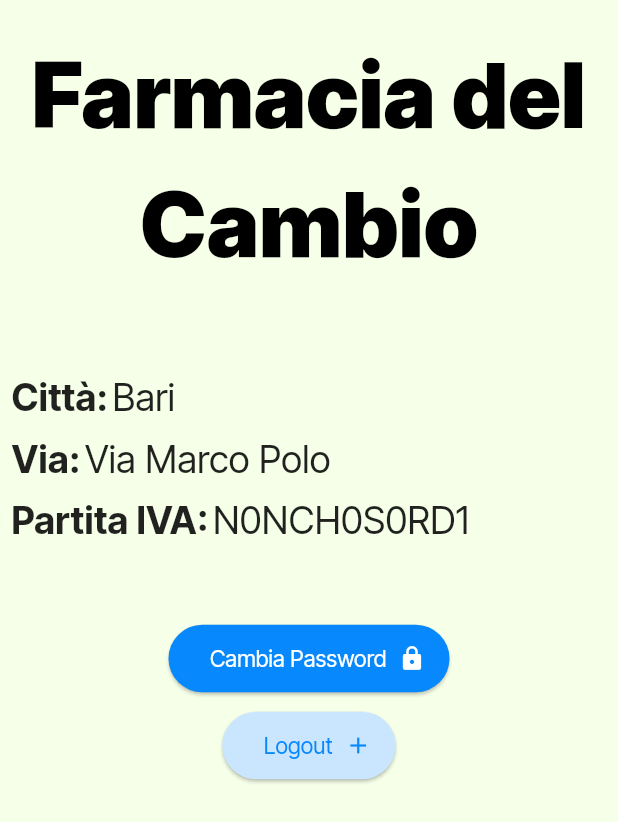
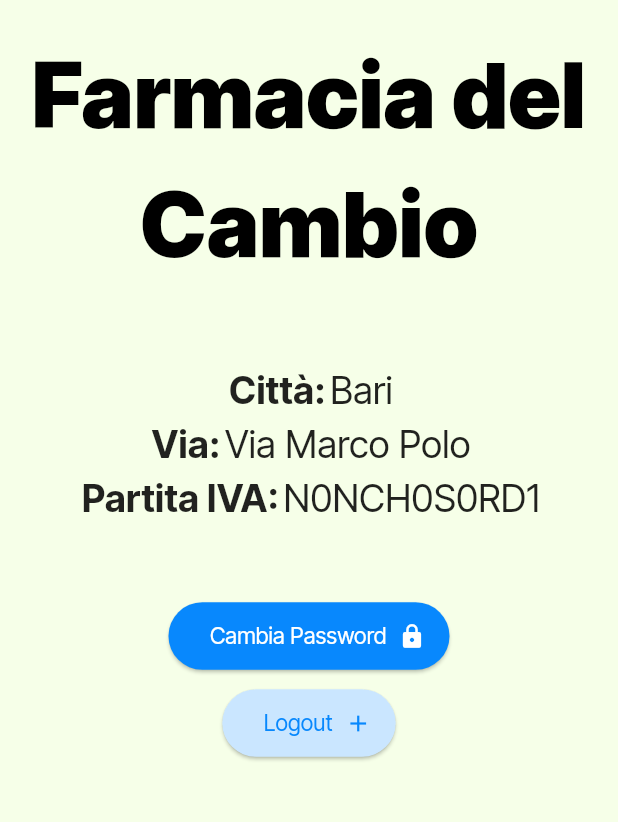
Before and after one commit to FLopriore/pharmate_farmacia, a Flutter app: the ProfilePage screen opened directly, on a phone screen of 412 x 824 dp. Shown: the top 822 px of the screen. Run offline on Flutter 3.47's test engine with Material 2 defaults, Android fonts, the phone set to English and light mode, and no system bars; our stand-ins replace google_fonts.

Commit message:
Improved Profile Page

```diff
--- a/lib/widgets/profile_entry.dart
+++ b/lib/widgets/profile_entry.dart
@@ -7,13 +7,12 @@ class ProfileEntry extends StatelessWidget {
 
   @override
   Widget build(BuildContext context) {
-    return Padding(
-      padding: const EdgeInsets.only(left: 5.0, top: 5.0),
-      child: Row( children: [
+    return Row(
+      mainAxisSize: MainAxisSize.min,
+      children: [
         Text(textParam,style: const TextStyle(fontWeight: FontWeight.bold,fontSize: 25),textAlign: TextAlign.center,),
         Text(textEntry,style: const TextStyle(fontWeight: FontWeight.normal,fontSize: 25),),
       ],
-      ),
     );
   }
 }
```
Also changed, not shown: lib/screens/profile_page.dart (+5 -4 lines).
